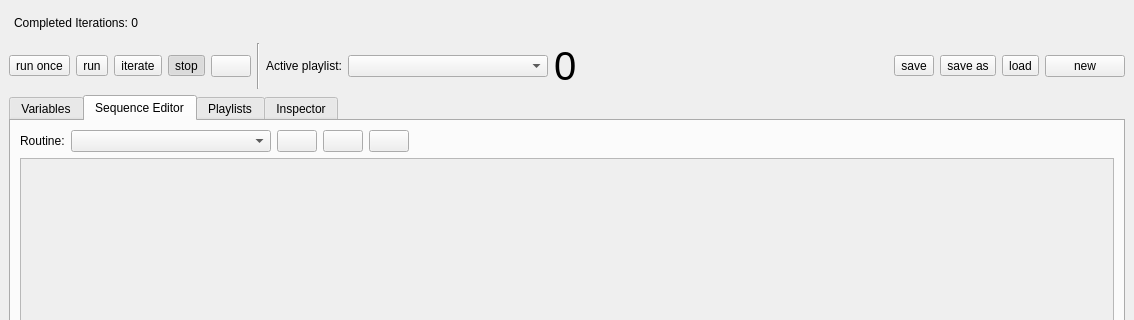
First picture: the form in uis/control-system.ui, repository AlbertHdz4/qplayer, before the edit; both pictures show x 0 to 1134 and y 0 to 320 of the 1134 by 912 pixel window.
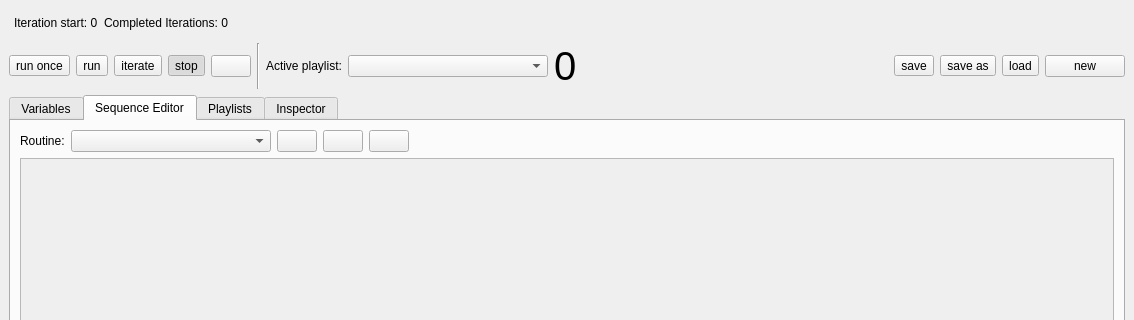
Second picture: the form after the edit. The open tabs and pages were chosen to show the change. Icons and pictures are not drawn.

Commit message: Display the ID of the first iteration when iterating.

The edit to the form file:
```diff
--- a/uis/control-system.ui
+++ b/uis/control-system.ui
@@ -30,6 +30,15 @@
        <number>5</number>
       </property>
       <item>
+       <layout class="QHBoxLayout" name="horizontalLayout_10">
+        <item>
+         <widget class="QLabel" name="iteration_start_label">
+          <property name="text">
+           <string>Iteration start: 0</string>
+          </property>
+         </widget>
+        </item>
+        <item>
        <widget class="QLabel" name="completed_iterations_label">
         <property name="text">
          <string>Completed Iterations: 0</string>
@@ -39,8 +48,16 @@
         </property>
        </widget>
       </item>
+       </layout>
+      </item>
       <item>
        <widget class="QLabel" name="filename_label">
+        <property name="sizePolicy">
+         <sizepolicy hsizetype="Expanding" vsizetype="Preferred">
+          <horstretch>0</horstretch>
+          <verstretch>0</verstretch>
+         </sizepolicy>
+        </property>
         <property name="font">
          <font>
           <pointsize>12</pointsize>
```
Left out of the diff: 2 changed lines with no effect on the pictures. Lines whose indentation alone changed are shown as unchanged. The commit also changes 1 other file.
